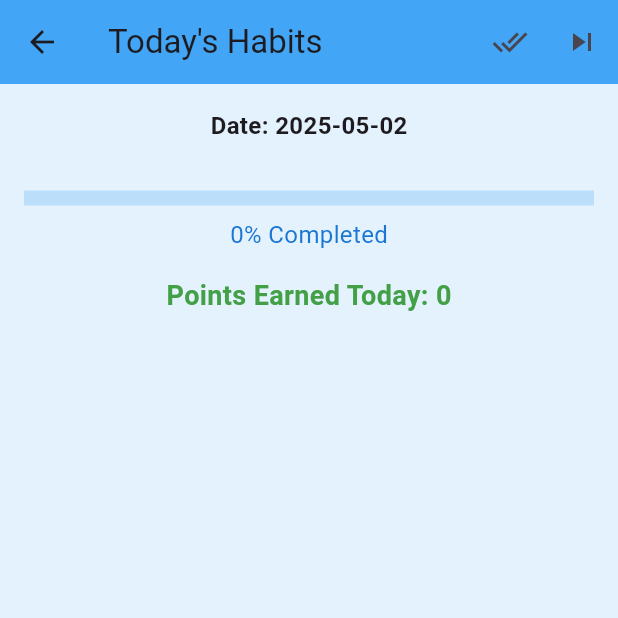
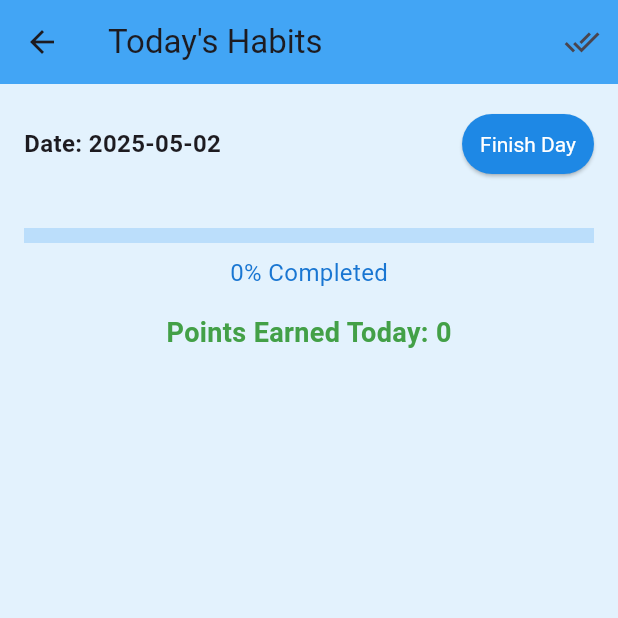
Before and after one commit to malzaher1/project-sw, a Flutter app: the DailyHabitTrackerScreen screen opened by its route, on a phone screen of 412 x 824 dp, the top half of it. Run offline on Flutter 3.47's test engine with Material 3 defaults, Android fonts, the phone set to English and light mode, and no system bars; our stand-ins replace cloud_firestore, firebase_auth, firebase_core, shared_preferences; accounts and stored records are empty.

Commit message:
almost next day

```diff
--- a/lib/views/screens/habits/daily_habit_tracker_screen.dart
+++ b/lib/views/screens/habits/daily_habit_tracker_screen.dart
@@ -143,9 +143,16 @@ int _calculatePointsForHabit(Habit habit) {
 
     final prefs = await SharedPreferences.getInstance();
     String? lastTrackedDate = prefs.getString('lastTrackedDate');
-    String currentDate = DateTime.now().toLocal().toString().split(' ')[0];
+    DateTime trackedDate;
 
-    if (lastTrackedDate != currentDate) {
+    if (lastTrackedDate == null) {
+      trackedDate = DateTime.now().toLocal();
+    } else {
+      trackedDate = DateTime.parse(lastTrackedDate).toLocal();
+    }
+
+    final nextDay = trackedDate.add(Duration(days: 1)).toString().split(' ')[0];
+
     // Record today's progress
     for (final habit in _todaysHabits) {
       await _habitService.updateHabitCompletion(habit.id!, habit.isCompletedToday);
@@ -153,6 +160,7 @@ int _calculatePointsForHabit(Habit habit) {
     }
 
     // Move to the next day (resetting local state)
+    setState(() {
       _todaysHabits = _todaysHabits.map((habit) {
         return Habit(
           id: habit.id,
@@ -167,26 +175,27 @@ int _calculatePointsForHabit(Habit habit) {
       }).toList();
       _pointsEarnedToday = 0;
       _calculateProgress();
+    });
 
     // Update last tracked date and trigger UI rebuild
-      final nextDay = DateTime.now().add(Duration(days: 1)).toLocal().toString().split(' ')[0];
     await prefs.setString('lastTrackedDate', nextDay);
-      if (mounted) { // Check if the widget is still in the tree
+    if (mounted) {
       setState(() {});
     }
     ScaffoldMessenger.of(context).showSnackBar(
       SnackBar(content: Text('Day finished and moved to $nextDay.')),
     );
-    } else {
-      ScaffoldMessenger.of(context).showSnackBar(
-        SnackBar(content: Text('Today\'s progress has already been recorded.')),
-      );
   }
-  }
+
 
 @override
   Widget build(BuildContext context) {
-    final currentDate = DateTime.now().toLocal().toString().split(' ')[0];
+    return FutureBuilder<String?>(
+      future: SharedPreferences.getInstance().then((prefs) => prefs.getString('lastTrackedDate')),
+      builder: (BuildContext context, AsyncSnapshot<String?> snapshot) {
+        final lastDate = snapshot.data;
+        final currentDate = lastDate ?? DateTime.now().toLocal().toString().split(' ')[0];
+
 
     return Scaffold(
       appBar: AppBar(
@@ -197,10 +206,7 @@ int _calculatePointsForHabit(Habit habit) {
             icon: Icon(Icons.done_all),
             onPressed: _markAllHabitsComplete,
           ),
-          IconButton( // The "Finish Day" button
-            icon: Icon(Icons.skip_next),
-            onPressed: _finishDay,
-          ),
+          // The "Finish Day" button is moved to the body
         ],
       ),
       body: _isLoading
@@ -209,9 +215,23 @@ int _calculatePointsForHabit(Habit habit) {
               children: <Widget>[
                 Padding(
                   padding: const EdgeInsets.all(16.0),
-                  child: Text(
-                    'Date: $currentDate', // Display the current date
+                  child: Row(
+                    mainAxisAlignment: MainAxisAlignment.spaceBetween,
+                    children: [
+                      Text(
+                        'Date: $currentDate', // Display the tracked date
                         style: TextStyle(fontSize: 16.0, fontWeight: FontWeight.bold),
+                      ),
+                      ElevatedButton( // Moved "Finish Day" button
+                        onPressed: _finishDay,
+                        style: ElevatedButton.styleFrom(
+                          backgroundColor: Colors.blue.shade600,
+                          padding: EdgeInsets.symmetric(horizontal: 12, vertical: 8),
+                          textStyle: TextStyle(fontSize: 14),
+                        ),
+                        child: Text('Finish Day', style: TextStyle(color: Colors.white)),
+                      ),
+                    ],
                   ),
                 ),
                 Padding(
@@ -315,4 +335,7 @@ int _calculatePointsForHabit(Habit habit) {
       backgroundColor: Colors.blue.shade50,
     );
       }
+    );
+
   }
+}
```
Lines whose indentation alone changed are shown as unchanged.
